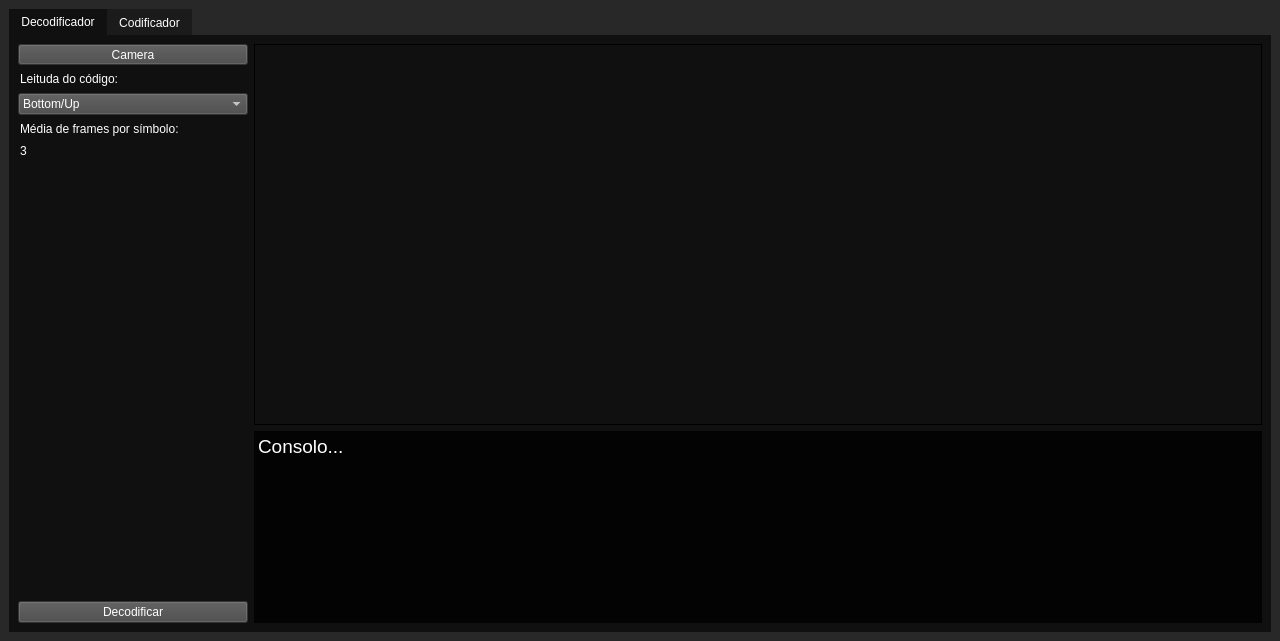
This is mainwindow.ui in BurtBR/Piscadela as Qt 5 draws it before an edit. The edited form follows.
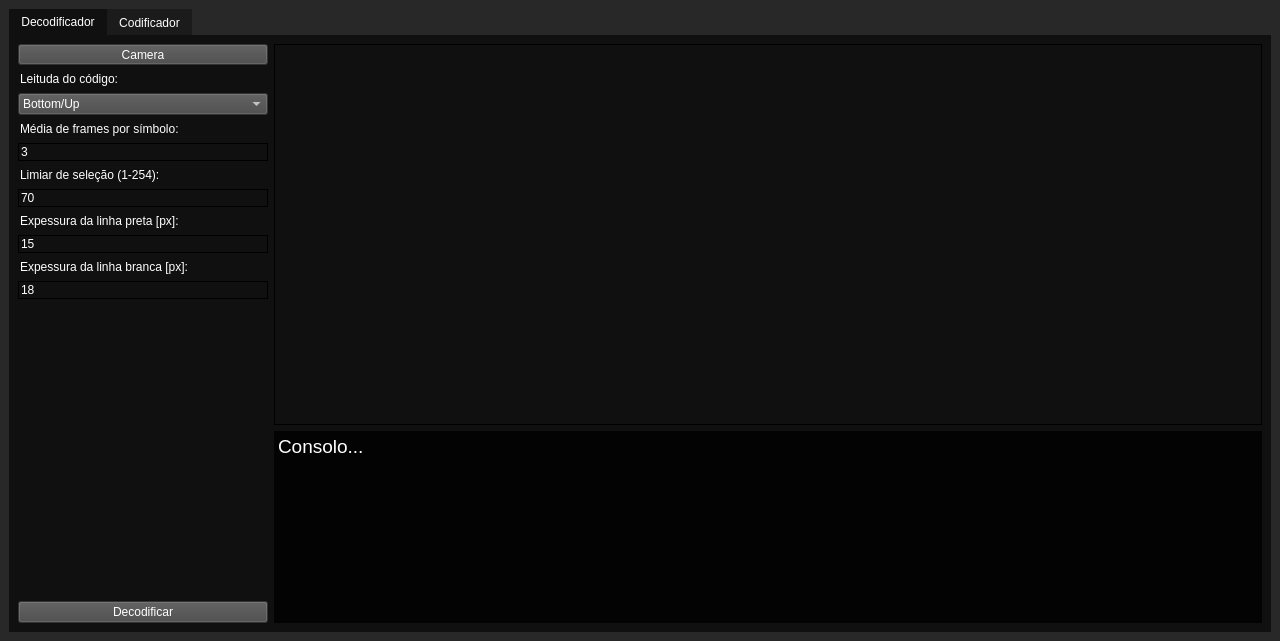
This is the edited form. The open tabs and pages were chosen to show the change. Icons and pictures are not drawn.

Commit message: Added parameters in decoder screen

```diff
--- a/mainwindow.ui
+++ b/mainwindow.ui
@@ -75,7 +75,7 @@
 	font: 14pt &quot;Source Code Pro&quot;;
 	color: rgb(255, 255, 255);
 	background-color: transparent;
-	border: transparent;
+	border: 1px solid black;
 }
 
 QCheckBox{
@@ -203,6 +203,108 @@
             </property>
            </widget>
           </item>
+          <item>
+           <widget class="QLineEdit" name="lineEdit_3">
+            <property name="sizePolicy">
+             <sizepolicy hsizetype="Preferred" vsizetype="Fixed">
+              <horstretch>0</horstretch>
+              <verstretch>0</verstretch>
+             </sizepolicy>
+            </property>
+            <property name="focusPolicy">
+             <enum>Qt::NoFocus</enum>
+            </property>
+            <property name="text">
+             <string>Limiar de seleção (1-254):</string>
+            </property>
+            <property name="readOnly">
+             <bool>true</bool>
+            </property>
+           </widget>
+          </item>
+          <item>
+           <widget class="QSpinBox" name="spinBox">
+            <property name="minimum">
+             <number>1</number>
+            </property>
+            <property name="maximum">
+             <number>254</number>
+            </property>
+            <property name="value">
+             <number>70</number>
+            </property>
+           </widget>
+          </item>
+          <item>
+           <widget class="QLineEdit" name="lineEdit_4">
+            <property name="sizePolicy">
+             <sizepolicy hsizetype="Preferred" vsizetype="Fixed">
+              <horstretch>0</horstretch>
+              <verstretch>0</verstretch>
+             </sizepolicy>
+            </property>
+            <property name="minimumSize">
+             <size>
+              <width>250</width>
+              <height>0</height>
+             </size>
+            </property>
+            <property name="focusPolicy">
+             <enum>Qt::NoFocus</enum>
+            </property>
+            <property name="text">
+             <string>Expessura da linha preta [px]:</string>
+            </property>
+            <property name="readOnly">
+             <bool>true</bool>
+            </property>
+           </widget>
+          </item>
+          <item>
+           <widget class="QSpinBox" name="spinBox_3">
+            <property name="minimum">
+             <number>1</number>
+            </property>
+            <property name="maximum">
+             <number>4000</number>
+            </property>
+            <property name="value">
+             <number>15</number>
+            </property>
+           </widget>
+          </item>
+          <item>
+           <widget class="QLineEdit" name="lineEdit_5">
+            <property name="sizePolicy">
+             <sizepolicy hsizetype="Preferred" vsizetype="Fixed">
+              <horstretch>0</horstretch>
+              <verstretch>0</verstretch>
+             </sizepolicy>
+            </property>
+            <property name="focusPolicy">
+             <enum>Qt::NoFocus</enum>
+            </property>
+            <property name="text">
+             <string>Expessura da linha branca [px]:</string>
+            </property>
+            <property name="readOnly">
+             <bool>true</bool>
+            </property>
+           </widget>
+          </item>
+          <item>
+           <widget class="QSpinBox" name="spinBox_4">
+            <property name="minimum">
+             <number>1</number>
+            </property>
+            <property name="maximum">
+             <number>4000</number>
+            </property>
+            <property name="value">
+             <number>18</number>
+            </property>
+           </widget>
+          </item>
           <item>
            <spacer name="verticalSpacer">
             <property name="orientation">
```
Left out of the diff: 17 changed lines with no effect on the pictures. The commit also changes 1 other file.
